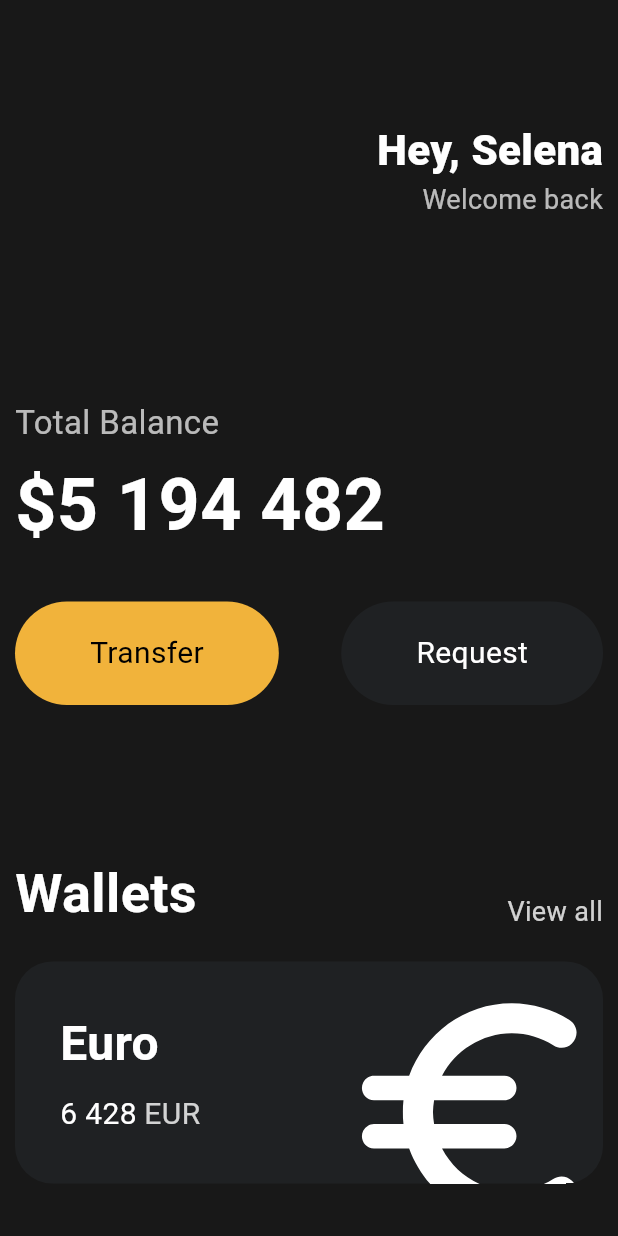
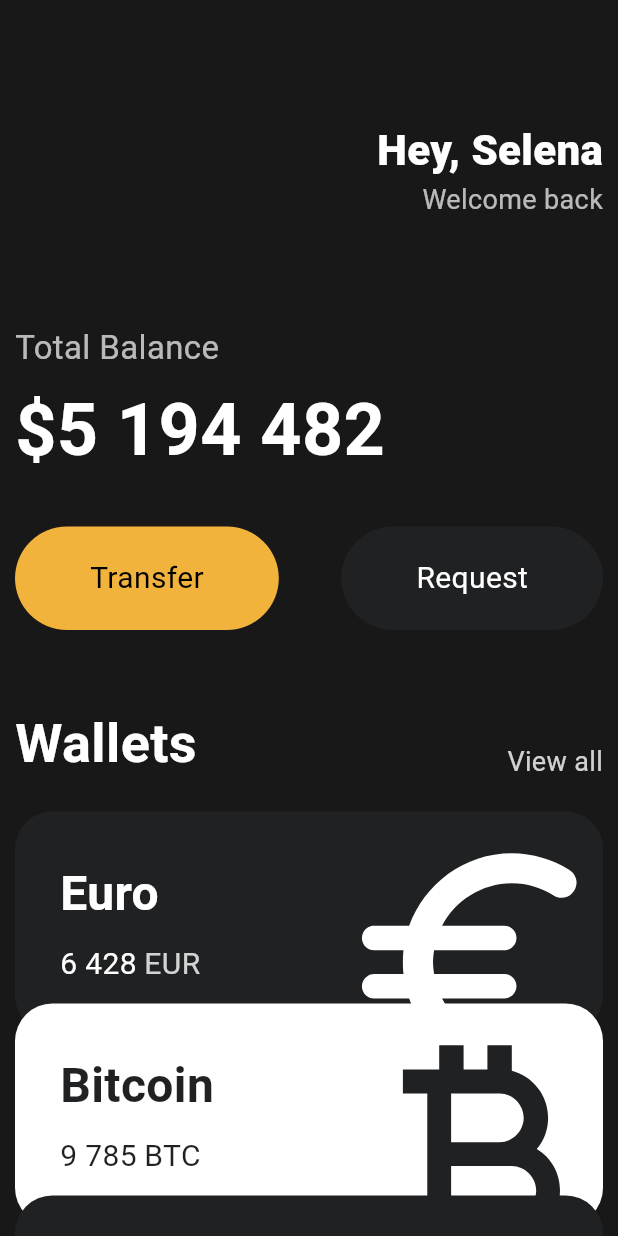
Before and after one commit to RomanusKim/flutter_ex, a Flutter app: the screen it shows after launch, on a phone screen of 412 x 824 dp. Run offline on Flutter 3.47's test engine with Material 3 defaults, Android fonts, the phone set to English and light mode, and no system bars.

Commit message:
#dev currency_card

```diff
--- a/lib/main.dart
+++ b/lib/main.dart
@@ -1,5 +1,6 @@
 import 'package:flutter/material.dart';
 import 'package:flutter_application_2/widgets/button.dart';
+import 'package:flutter_application_2/widgets/currency_card.dart';
 
 void main() {
   runApp(MainApp());
@@ -13,7 +14,8 @@ class MainApp extends StatelessWidget {
     return MaterialApp(
       home: Scaffold(
         backgroundColor: Color(0xFF181818),
-        body: Padding(
+        body: SingleChildScrollView(
+          child: Padding(
             padding: EdgeInsets.symmetric(horizontal: 10),
             child: Column(
               crossAxisAlignment: CrossAxisAlignment.start,
@@ -45,7 +47,7 @@ class MainApp extends StatelessWidget {
                     ),
                   ],
                 ),
-              SizedBox(height: 120),
+                SizedBox(height: 70),
                 Text(
                   'Total Balance',
                   style: TextStyle(fontSize: 22, color: Colors.white70),
@@ -75,7 +77,7 @@ class MainApp extends StatelessWidget {
                     ),
                   ],
                 ),
-              SizedBox(height: 100),
+                SizedBox(height: 50),
                 Row(
                   crossAxisAlignment: CrossAxisAlignment.end,
                   mainAxisAlignment: MainAxisAlignment.spaceBetween,
@@ -98,69 +100,32 @@ class MainApp extends StatelessWidget {
                   ],
                 ),
                 SizedBox(height: 20),
-              Container(
-                clipBehavior: Clip.hardEdge,
-                decoration: BoxDecoration(
-                  color: Color(0xFF1F2123),
-                  borderRadius: BorderRadius.circular(25),
+                CurrencyCard(
+                  name: 'Euro',
+                  code: 'EUR',
+                  amount: '6 428',
+                  icon: Icons.euro_rounded,
+                  isInverted: false,
+                  order: 1,
                 ),
-
-                child: Padding(
-                  padding: const EdgeInsets.all(30),
-                  child: Row(
-                    mainAxisAlignment: MainAxisAlignment.spaceBetween,
-                    children: [
-                      Column(
-                        crossAxisAlignment: CrossAxisAlignment.start,
-                        children: [
-                          Text(
-                            'Euro',
-                            style: TextStyle(
-                              color: Colors.white,
-                              fontSize: 32,
-                              fontWeight: FontWeight.w600,
+                CurrencyCard(
+                  name: 'Bitcoin',
+                  code: 'BTC',
+                  amount: '9 785',
+                  icon: Icons.currency_bitcoin,
+                  isInverted: true,
+                  order: 2,
                 ),
-                          ),
-                          SizedBox(height: 10),
-                          Row(
-                            children: [
-                              Text(
-                                '6 428',
-                                style: TextStyle(
-                                  color: Colors.white,
-                                  fontSize: 20,
-                                ),
-                              ),
-                              SizedBox(width: 5),
-                              Text(
-                                'EUR',
-                                style: TextStyle(
-                                  color: Colors.white.withOpacity(0.8),
-                                  fontSize: 20,
-                                ),
+                CurrencyCard(
+                  name: 'Dollor',
+                  code: 'USD',
+                  amount: '428',
+                  icon: Icons.attach_money_outlined,
+                  isInverted: false,
+                  order: 3,
                 ),
               ],
             ),
-                        ],
-                      ),
-                      Transform.scale(
-                        //크기변경을 위한 위젯
-                        scale: 2.2,
-                        child: Transform.translate(
-                          //아이콘 좌표변경을 위한 위젯
-                          offset: Offset(-5, 12),
-                          child: Icon(
-                            Icons.euro_rounded,
-                            color: Colors.white,
-                            size: 88,
-                          ),
-                        ),
-                      ),
-                    ],
-                  ),
-                ),
-              ),
-            ],
           ),
         ),
       ),
--- /dev/null
+++ b/lib/widgets/currency_card.dart
@@ -0,0 +1,103 @@
+import 'package:flutter/material.dart';
+
+class CurrencyCard extends StatelessWidget {
+  final String name, code, amount;
+  final IconData icon;
+  final bool isInverted;
+
+  final _blackColor = const Color(0xFF1F2123);
+  final int order;
+
+  const CurrencyCard({
+    super.key,
+    required this.name,
+    required this.code,
+    required this.amount,
+    required this.icon,
+    required this.isInverted,
+    required this.order,
+  });
+
+  Offset getOffset(order) {
+    switch (order) {
+      case 2:
+        return Offset(0, -20);
+      case 3:
+        return Offset(0, -40);
+      default:
+        return Offset(0, 0);
+    }
+  }
+
+  @override
+  Widget build(BuildContext context) {
+    return Transform.translate(
+      offset: getOffset(order),
+      child: Container(
+        //overflow 됐을때 나머지 부분 처리할지 설정
+        clipBehavior: Clip.hardEdge,
+        decoration: BoxDecoration(
+          color: isInverted ? Colors.white : _blackColor,
+          borderRadius: BorderRadius.circular(25),
+        ),
+
+        child: Padding(
+          padding: const EdgeInsets.all(30),
+          child: Row(
+            mainAxisAlignment: MainAxisAlignment.spaceBetween,
+            children: [
+              Column(
+                crossAxisAlignment: CrossAxisAlignment.start,
+                children: [
+                  Text(
+                    name,
+                    style: TextStyle(
+                      color: isInverted ? _blackColor : Colors.white,
+                      fontSize: 32,
+                      fontWeight: FontWeight.w600,
+                    ),
+                  ),
+                  SizedBox(height: 10),
+                  Row(
+                    children: [
+                      Text(
+                        amount,
+                        style: TextStyle(
+                          color: isInverted ? _blackColor : Colors.white,
+                          fontSize: 20,
+                        ),
+                      ),
+                      SizedBox(width: 5),
+                      Text(
+                        code,
+                        style: TextStyle(
+                          color: isInverted
+                              ? _blackColor
+                              : Colors.white.withOpacity(0.8),
+                          fontSize: 20,
+                        ),
+                      ),
+                    ],
+                  ),
+                ],
+              ),
+              Transform.scale(
+                //크기변경을 위한 위젯
+                scale: 2.2,
+                child: Transform.translate(
+                  //아이콘 좌표변경을 위한 위젯
+                  offset: Offset(-5, 12),
+                  child: Icon(
+                    icon,
+                    color: isInverted ? _blackColor : Colors.white,
+                    size: 88,
+                  ),
+                ),
+              ),
+            ],
+          ),
+        ),
+      ),
+    );
+  }
+}
```
Lines whose indentation alone changed are shown as unchanged.
